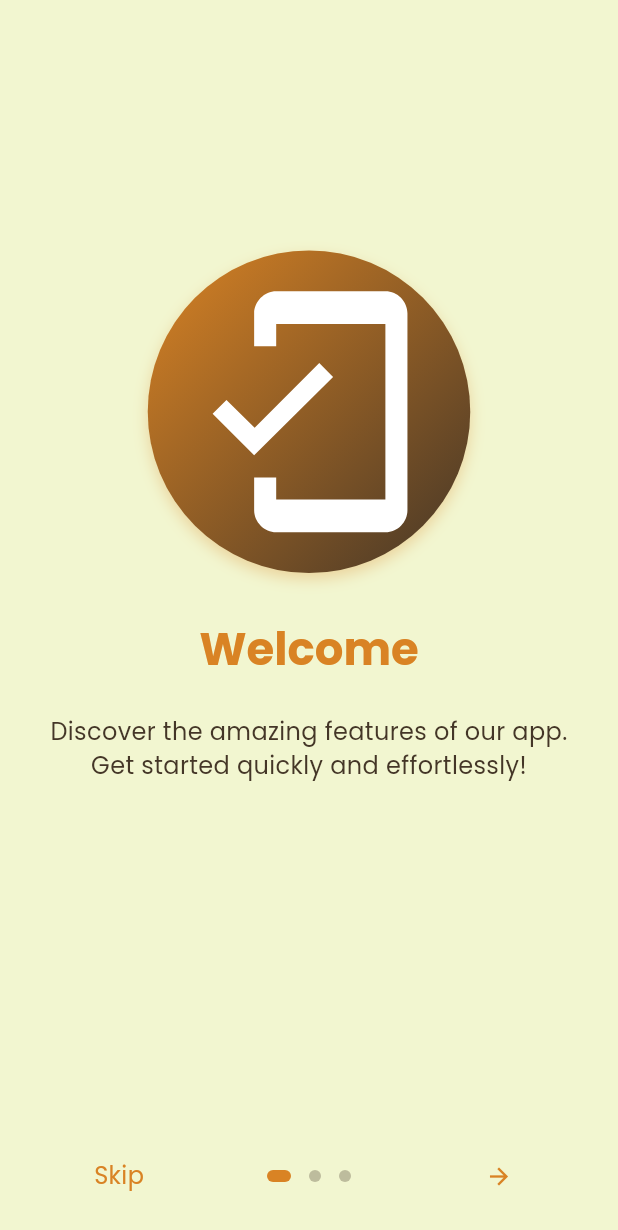
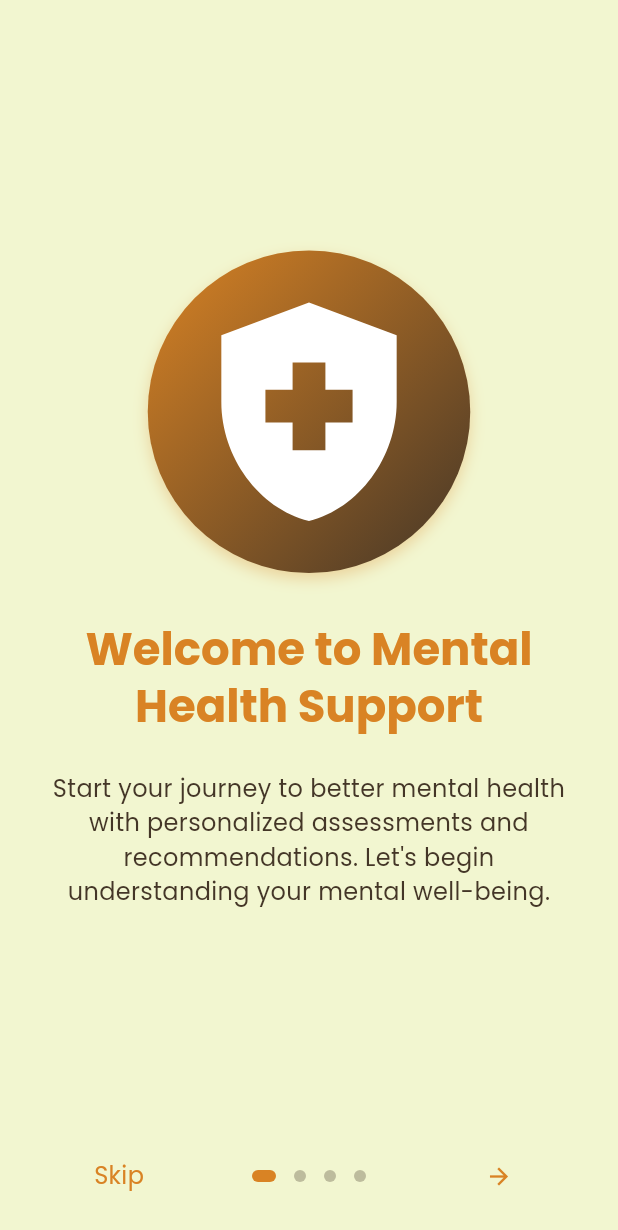
Before and after one commit to AmeyPacharkar1896/path_to_balance_frontend, a Flutter app: the screen it shows after launch, on a phone screen of 412 x 824 dp. Shown: the top 1230 px of the screen. Run offline on Flutter 3.47's test engine with Material 3 defaults, Android fonts, the phone set to English and light mode, and no system bars; drawn by our look-alikes of introduction_screen; our stand-ins replace convex_bottom_bar, flutter_dotenv, google_fonts, image_picker, shared_preferences; accounts and stored records are empty.

Commit message:
changed to new theme

```diff
--- a/lib/modules/onboarding/view/onboarding_page.dart
+++ b/lib/modules/onboarding/view/onboarding_page.dart
@@ -1,4 +1,3 @@
-// lib/modules/onboarding/view/onboarding_page.dart
 import 'package:flutter/material.dart';
 import 'package:introduction_screen/introduction_screen.dart';
 import 'package:frontend/routes/app_routes.dart';
@@ -28,57 +27,66 @@ class OnboardingPage extends StatelessWidget {
           globalBackgroundColor: theme.scaffoldBackgroundColor,
           pages: [
             PageViewModel(
-              title: "Welcome",
-              body:
-                  "Discover the amazing features of our app. Get started quickly and effortlessly!",
+              title: "Welcome to Mental Health Support",
+              body: "Start your journey to better mental health with personalized assessments and recommendations. Let's begin understanding your mental well-being.",
               image: GradientIcon(
-                icon: Icons.mobile_friendly,
+                icon: Icons.health_and_safety,  // Better suited for health and wellness
                 size: 175,
                 gradientColors: [primary, secondary],
               ),
               decoration: PageDecoration(
                 pageColor: theme.scaffoldBackgroundColor,
                 imagePadding: const EdgeInsets.only(top: 40),
-                contentMargin:
-                    const EdgeInsets.symmetric(horizontal: 24, vertical: 16),
-                titleTextStyle: textTheme.headlineLarge!
-                    .copyWith(color: primary),
+                contentMargin: const EdgeInsets.symmetric(horizontal: 24, vertical: 16),
+                titleTextStyle: textTheme.headlineLarge!.copyWith(color: primary),
                 bodyTextStyle: textTheme.bodyMedium!,
               ),
             ),
             PageViewModel(
-              title: "Easy to Use",
-              body: "Our app is simple and intuitive.",
+              title: "Personalized Questionnaires",
+              body: "Answer simple questionnaires that evaluate your mental well-being. Based on your responses, we'll give you personalized insights and advice.",
               image: GradientIcon(
-                icon: Icons.touch_app,
+                icon: Icons.list_alt,  // Represents assessments and lists
                 size: 175,
                 gradientColors: [primary, secondary],
               ),
               decoration: PageDecoration(
                 pageColor: theme.scaffoldBackgroundColor,
                 imagePadding: const EdgeInsets.only(top: 40),
-                contentMargin:
-                    const EdgeInsets.symmetric(horizontal: 24, vertical: 16),
-                titleTextStyle: textTheme.headlineLarge!
-                    .copyWith(color: primary),
+                contentMargin: const EdgeInsets.symmetric(horizontal: 24, vertical: 16),
+                titleTextStyle: textTheme.headlineLarge!.copyWith(color: primary),
                 bodyTextStyle: textTheme.bodyMedium!,
               ),
             ),
             PageViewModel(
-              title: "Get Started",
-              body: "Let's begin your journey!",
+              title: "Daily & Weekly Tasks",
+              body: "Receive daily and weekly tasks tailored to help you improve your mental health. Our goal is to support you with actionable steps.",
               image: GradientIcon(
-                icon: Icons.play_circle_fill,
+                icon: Icons.task_alt,  // Represents tasks and checklists
                 size: 175,
                 gradientColors: [primary, secondary],
               ),
               decoration: PageDecoration(
                 pageColor: theme.scaffoldBackgroundColor,
                 imagePadding: const EdgeInsets.only(top: 40),
-                contentMargin:
-                    const EdgeInsets.symmetric(horizontal: 24, vertical: 16),
-                titleTextStyle: textTheme.headlineLarge!
-                    .copyWith(color: primary),
+                contentMargin: const EdgeInsets.symmetric(horizontal: 24, vertical: 16),
+                titleTextStyle: textTheme.headlineLarge!.copyWith(color: primary),
+                bodyTextStyle: textTheme.bodyMedium!,
+              ),
+            ),
+            PageViewModel(
+              title: "Start Your Journey",
+              body: "Take the first step towards a healthier mindset. Your journey to improved mental well-being begins now.",
+              image: GradientIcon(
+                icon: Icons.explore,  // Represents exploration and starting the journey
+                size: 175,
+                gradientColors: [primary, secondary],
+              ),
+              decoration: PageDecoration(
+                pageColor: theme.scaffoldBackgroundColor,
+                imagePadding: const EdgeInsets.only(top: 40),
+                contentMargin: const EdgeInsets.symmetric(horizontal: 24, vertical: 16),
+                titleTextStyle: textTheme.headlineLarge!.copyWith(color: primary),
                 bodyTextStyle: textTheme.bodyMedium!,
               ),
             ),
--- a/lib/routes/app_routes.dart
+++ b/lib/routes/app_routes.dart
@@ -9,7 +9,6 @@ import 'package:frontend/modules/questionnaire/view/questionanaire_view_model.da
 import 'package:frontend/modules/questionnaire/view/questionnaire_detail_wrapper.dart';
 import 'package:frontend/modules/questionnaire/view/questionnaire_list_screen.dart';
 import 'package:frontend/modules/tasks/view/task_content.dart';
-import 'package:frontend/modules/tasks/view/weekly_tasks_page.dart' as weekly;
 
 class AppRoutes {
   static const String onboarding = '/onboarding';
@@ -21,7 +20,6 @@ class AppRoutes {
   static const String questionaryList = '/questionary-list';
   static const String questionary = '/questionary';
   static const String result = '/result';
-  static const String weeklyTasks = '/weekly-tasks';
   static const String evaluationDetail = '/evaluation-detail';
   static const String assessmentHistory = '/assessment-history';
 
@@ -36,7 +34,6 @@ class AppRoutes {
         const QuestionanaireViewModel(child: QuestionnaireListScreen()),
     questionary: (context) => const QuestionnaireDetailWrapper(),
     // result: (context) => const ResultScreen(),
-    weeklyTasks: (context) => const weekly.WeeklyTasksPage(),
     assessmentHistory: (context) => const AssessmentListScreen(),
     // evaluationDetail: (context) => const EvaluationDetailScreen(),
   };
```
Also changed, not shown: lib/modules/tasks/provider/task_provider.dart (+17 -8 lines), lib/modules/tasks/view/task_content.dart (+15 -4 lines), lib/modules/tasks/view/tasks_page.dart (+14 -38 lines), lib/modules/tasks/view/weekly_tasks_page.dart (deleted, +0 -103 lines), 8 other files.
